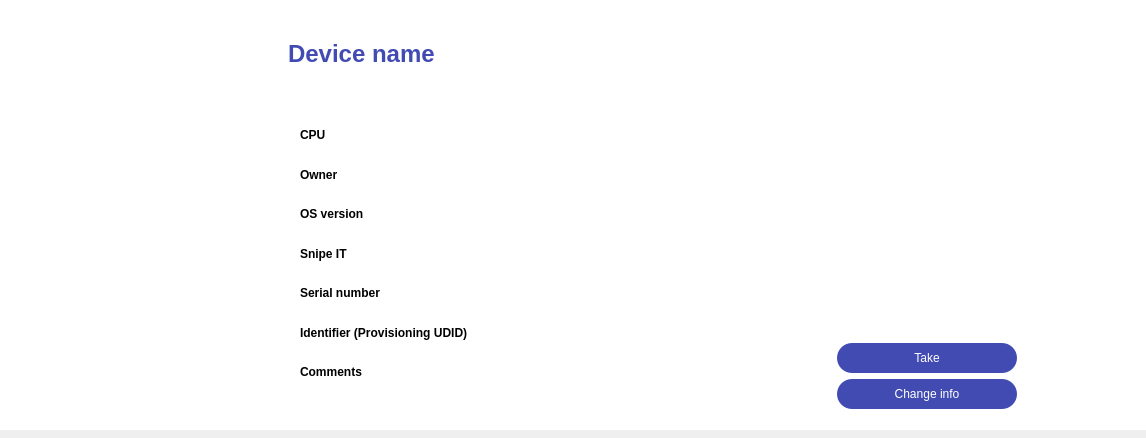
The window that device_info.ui (fedulovs/InventoryUI) describes before a commit, drawn with Qt 5.
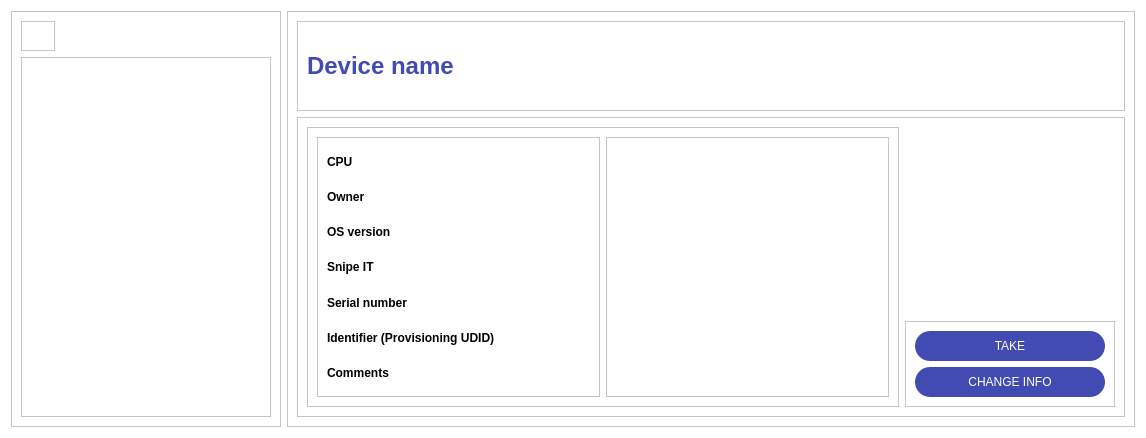
The same window after the commit. Icons and pictures are not drawn.

Diff of the .ui file:
```diff
--- a/device_info.ui
+++ b/device_info.ui
@@ -13,277 +13,387 @@
         <property name="windowTitle">
             <string>Dialog</string>
         </property>
-        <widget class="QWidget" name="background" native="true">
-            <property name="geometry">
-                <rect>
-                    <x>-1</x>
-                    <y>-1</y>
-                    <width>1151</width>
-                    <height>431</height>
-                </rect>
-            </property>
             <property name="styleSheet">
                 <string notr="true">background-color: white</string>
             </property>
-            <widget class="QWidget" name="widget" native="true">
-                <property name="geometry">
-                    <rect>
-                        <x>9</x>
-                        <y>9</y>
-                        <width>270</width>
-                        <height>411</height>
-                    </rect>
-                </property>
-            </widget>
-            <widget class="QWidget" name="widget_2" native="true">
-                <property name="geometry">
-                    <rect>
-                        <x>259</x>
-                        <y>9</y>
-                        <width>881</width>
-                        <height>411</height>
-                    </rect>
-                </property>
-                <widget class="QWidget" name="horizontalLayoutWidget">
-                    <property name="geometry">
-                        <rect>
-                            <x>29</x>
-                            <y>110</y>
-                            <width>851</width>
-                            <height>301</height>
-                        </rect>
-                    </property>
                     <layout class="QHBoxLayout" name="horizontalLayout">
                         <item>
-                            <layout class="QVBoxLayout" name="left_layout">
+                <widget class="QFrame" name="image_frame">
+                    <property name="sizePolicy">
+                        <sizepolicy hsizetype="Fixed" vsizetype="Preferred">
+                            <horstretch>0</horstretch>
+                            <verstretch>0</verstretch>
+                        </sizepolicy>
+                    </property>
+                    <property name="minimumSize">
+                        <size>
+                            <width>270</width>
+                            <height>411</height>
+                        </size>
+                    </property>
+                    <property name="frameShape">
+                        <enum>QFrame::StyledPanel</enum>
+                    </property>
+                    <property name="frameShadow">
+                        <enum>QFrame::Raised</enum>
+                    </property>
+                    <layout class="QVBoxLayout" name="verticalLayout_6">
+                        <item alignment="Qt::AlignLeft">
+                            <widget class="QFrame" name="frame">
+                                <property name="sizePolicy">
+                                    <sizepolicy hsizetype="Preferred" vsizetype="Minimum">
+                                        <horstretch>0</horstretch>
+                                        <verstretch>0</verstretch>
+                                    </sizepolicy>
+                                </property>
+                                <property name="minimumSize">
+                                    <size>
+                                        <width>30</width>
+                                        <height>30</height>
+                                    </size>
+                                </property>
+                                <property name="frameShape">
+                                    <enum>QFrame::StyledPanel</enum>
+                                </property>
+                                <property name="frameShadow">
+                                    <enum>QFrame::Raised</enum>
+                                </property>
+                                <layout class="QHBoxLayout" name="horizontalLayout_4">
                                 <property name="leftMargin">
-                                    <number>13</number>
-                                </property>
+                                        <number>0</number>
+                                    </property>
+                                    <property name="topMargin">
+                                        <number>0</number>
+                                    </property>
+                                    <property name="rightMargin">
+                                        <number>0</number>
+                                    </property>
+                                    <property name="bottomMargin">
+                                        <number>0</number>
+                                    </property>
                                 <item>
-                                    <widget class="QLabel" name="cpu">
+                                        <widget class="QPushButton" name="back_button">
+                                            <property name="cursor">
+                                                <cursorShape>PointingHandCursor</cursorShape>
+                                            </property>
+                                            <property name="styleSheet">
+                                                <string notr="true">color: white; border: none</string>
+                                            </property>
+                                            <property name="text">
+                                                <string/>
+                                            </property>
+                                            <property name="icon">
+                                                <iconset resource="icons/icons.qrc">
+                                                    <normaloff>:/arrow-left.svg</normaloff>:/arrow-left.svg
+                                                </iconset>
+                                            </property>
+                                        </widget>
+                                    </item>
+                                </layout>
+                            </widget>
+                        </item>
+                        <item>
+                            <widget class="QFrame" name="frame_5">
+                                <property name="sizePolicy">
+                                    <sizepolicy hsizetype="Preferred" vsizetype="Expanding">
+                                        <horstretch>0</horstretch>
+                                        <verstretch>0</verstretch>
+                                    </sizepolicy>
+                                </property>
+                                <property name="frameShape">
+                                    <enum>QFrame::StyledPanel</enum>
+                                </property>
+                                <property name="frameShadow">
+                                    <enum>QFrame::Raised</enum>
+                                </property>
+                            </widget>
+                        </item>
+                    </layout>
+                </widget>
+            </item>
+            <item>
+                <widget class="QFrame" name="frame_2">
+                    <property name="frameShape">
+                        <enum>QFrame::StyledPanel</enum>
+                    </property>
+                    <property name="frameShadow">
+                        <enum>QFrame::Raised</enum>
+                    </property>
+                    <layout class="QVBoxLayout" name="verticalLayout">
+                        <item>
+                            <widget class="QFrame" name="title_frame">
+                                <property name="sizePolicy">
+                                    <sizepolicy hsizetype="Preferred" vsizetype="Fixed">
+                                        <horstretch>0</horstretch>
+                                        <verstretch>0</verstretch>
+                                    </sizepolicy>
+                                </property>
+                                <property name="minimumSize">
+                                    <size>
+                                        <width>0</width>
+                                        <height>90</height>
+                                    </size>
+                                </property>
+                                <property name="frameShape">
+                                    <enum>QFrame::StyledPanel</enum>
+                                </property>
+                                <property name="frameShadow">
+                                    <enum>QFrame::Raised</enum>
+                                </property>
+                                <layout class="QVBoxLayout" name="verticalLayout_3">
+                                    <item>
+                                        <widget class="QLabel" name="device_name">
                                         <property name="font">
                                             <font>
+                                                    <pointsize>18</pointsize>
                                                 <weight>75</weight>
                                                 <bold>true</bold>
                                             </font>
                                         </property>
+                                            <property name="styleSheet">
+                                                <string notr="true">color: #414BB2</string>
+                                            </property>
+                                            <property name="text">
+                                                <string>Device name</string>
+                                            </property>
+                                        </widget>
+                                    </item>
+                                </layout>
+                            </widget>
+                        </item>
+                        <item>
+                            <widget class="QFrame" name="frame_4">
+                                <property name="frameShape">
+                                    <enum>QFrame::StyledPanel</enum>
+                                </property>
+                                <property name="frameShadow">
+                                    <enum>QFrame::Raised</enum>
+                                </property>
+                                <layout class="QHBoxLayout" name="horizontalLayout_2">
+                                    <item>
+                                        <widget class="QFrame" name="frame_3">
+                                            <property name="frameShape">
+                                                <enum>QFrame::StyledPanel</enum>
+                                            </property>
+                                            <property name="frameShadow">
+                                                <enum>QFrame::Raised</enum>
+                                            </property>
+                                            <layout class="QHBoxLayout" name="horizontalLayout_3">
+                                                <item>
+                                                    <widget class="QFrame" name="names_container">
+                                                        <property name="styleSheet">
+                                                            <string notr="true">font-weight: bold</string>
+                                                        </property>
+                                                        <property name="frameShape">
+                                                            <enum>QFrame::StyledPanel</enum>
+                                                        </property>
+                                                        <property name="frameShadow">
+                                                            <enum>QFrame::Raised</enum>
+                                                        </property>
+                                                        <layout class="QVBoxLayout" name="verticalLayout_4">
+                                                            <item>
+                                                                <widget class="QLabel" name="cpu_label">
                                         <property name="text">
                                             <string>CPU</string>
                                         </property>
                                     </widget>
                                 </item>
                                 <item>
-                                    <widget class="QLabel" name="owner">
-                                        <property name="font">
-                                            <font>
-                                                <weight>75</weight>
-                                                <bold>true</bold>
-                                            </font>
-                                        </property>
+                                                                <widget class="QLabel" name="owner_label">
                                         <property name="text">
                                             <string>Owner</string>
                                         </property>
                                     </widget>
                                 </item>
                                 <item>
-                                    <widget class="QLabel" name="os_version">
-                                        <property name="font">
-                                            <font>
-                                                <weight>75</weight>
-                                                <bold>true</bold>
-                                            </font>
-                                        </property>
+                                                                <widget class="QLabel" name="os_version_label">
                                         <property name="text">
                                             <string>OS version</string>
                                         </property>
                                     </widget>
                                 </item>
                                 <item>
-                                    <widget class="QLabel" name="snipe_it">
-                                        <property name="font">
-                                            <font>
-                                                <weight>75</weight>
-                                                <bold>true</bold>
-                                            </font>
-                                        </property>
+                                                                <widget class="QLabel" name="snipe_it_label">
                                         <property name="text">
                                             <string>Snipe IT</string>
                                         </property>
                                     </widget>
                                 </item>
                                 <item>
-                                    <widget class="QLabel" name="serial_number">
-                                        <property name="font">
-                                            <font>
-                                                <weight>75</weight>
-                                                <bold>true</bold>
-                                            </font>
-                                        </property>
+                                                                <widget class="QLabel" name="serial_number_label">
                                         <property name="text">
                                             <string>Serial number</string>
                                         </property>
                                     </widget>
                                 </item>
                                 <item>
-                                    <widget class="QLabel" name="identifier">
-                                        <property name="font">
-                                            <font>
-                                                <weight>75</weight>
-                                                <bold>true</bold>
-                                            </font>
-                                        </property>
+                                                                <widget class="QLabel" name="identifyer_label">
                                         <property name="text">
                                             <string>Identifier (Provisioning UDID)</string>
                                         </property>
                                     </widget>
                                 </item>
                                 <item>
-                                    <widget class="QLabel" name="comments">
-                                        <property name="font">
-                                            <font>
-                                                <weight>75</weight>
-                                                <bold>true</bold>
-                                            </font>
-                                        </property>
+                                                                <widget class="QLabel" name="comments_label">
                                         <property name="text">
                                             <string>Comments</string>
                                         </property>
                                     </widget>
                                 </item>
+                                                        </layout>
+                                                    </widget>
+                                                </item>
                                 <item>
-                                    <spacer name="verticalSpacer_2">
-                                        <property name="orientation">
-                                            <enum>Qt::Vertical</enum>
-                                        </property>
-                                        <property name="sizeType">
-                                            <enum>QSizePolicy::Fixed</enum>
-                                        </property>
-                                        <property name="sizeHint" stdset="0">
-                                            <size>
-                                                <width>20</width>
-                                                <height>30</height>
-                                            </size>
-                                        </property>
-                                    </spacer>
-                                </item>
-                            </layout>
+                                                    <widget class="QFrame" name="values_container">
+                                                        <property name="styleSheet">
+                                                            <string notr="true">font-weight: bold</string>
+                                                        </property>
+                                                        <property name="frameShape">
+                                                            <enum>QFrame::StyledPanel</enum>
+                                                        </property>
+                                                        <property name="frameShadow">
+                                                            <enum>QFrame::Raised</enum>
+                                                        </property>
+                                                        <layout class="QVBoxLayout" name="verticalLayout_5">
+                                                            <item>
+                                                                <widget class="QLabel" name="cpu">
+                                                                    <property name="text">
+                                                                        <string/>
+                                                                    </property>
+                                                                </widget>
+                                                            </item>
+                                                            <item>
+                                                                <widget class="QLabel" name="owner">
+                                                                    <property name="text">
+                                                                        <string/>
+                                                                    </property>
+                                                                </widget>
                         </item>
                         <item>
-                            <layout class="QVBoxLayout" name="right_layout">
-                                <property name="sizeConstraint">
-                                    <enum>QLayout::SetFixedSize</enum>
-                                </property>
-                                <property name="bottomMargin">
-                                    <number>10</number>
-                                </property>
+                                                                <widget class="QLabel" name="os_version">
+                                                                    <property name="text">
+                                                                        <string/>
+                                                                    </property>
+                                                                </widget>
+                                                            </item>
+                                                            <item>
+                                                                <widget class="QLabel" name="snipe_it">
+                                                                    <property name="text">
+                                                                        <string/>
+                                                                    </property>
+                                                                </widget>
+                                                            </item>
                                 <item>
-                                    <spacer name="verticalSpacer">
-                                        <property name="orientation">
-                                            <enum>Qt::Vertical</enum>
-                                        </property>
-                                        <property name="sizeType">
-                                            <enum>QSizePolicy::Expanding</enum>
-                                        </property>
-                                        <property name="sizeHint" stdset="0">
-                                            <size>
-                                                <width>20</width>
-                                                <height>40</height>
-                                            </size>
-                                        </property>
-                                    </spacer>
-                                </item>
-                                <item alignment="Qt::AlignHCenter">
-                                    <widget class="QPushButton" name="take_button">
+                                                                <widget class="QLabel" name="serial_number">
+                                                                    <property name="text">
+                                                                        <string/>
+                                                                    </property>
+                                                                </widget>
+                                                            </item>
+                                                            <item>
+                                                                <widget class="QLabel" name="identifier">
+                                                                    <property name="text">
+                                                                        <string/>
+                                                                    </property>
+                                                                </widget>
+                                                            </item>
+                                                            <item>
+                                                                <widget class="QLabel" name="comments">
+                                                                    <property name="text">
+                                                                        <string/>
+                                                                    </property>
+                                                                </widget>
+                                                            </item>
+                                                        </layout>
+                                                    </widget>
+                                                </item>
+                                            </layout>
+                                        </widget>
+                                    </item>
+                                    <item alignment="Qt::AlignBottom">
+                                        <widget class="QFrame" name="buttons">
                                         <property name="sizePolicy">
-                                            <sizepolicy hsizetype="Fixed" vsizetype="Fixed">
+                                                <sizepolicy hsizetype="Fixed" vsizetype="Preferred">
                                                 <horstretch>0</horstretch>
                                                 <verstretch>0</verstretch>
                                             </sizepolicy>
                                         </property>
                                         <property name="minimumSize">
                                             <size>
-                                                <width>180</width>
-                                                <height>30</height>
-                                            </size>
-                                        </property>
-                                        <property name="maximumSize">
+                                                    <width>210</width>
+                                                    <height>0</height>
+                                                </size>
+                                            </property>
+                                            <property name="styleSheet">
+                                                <string notr="true">
+                                                </string>
+                                            </property>
+                                            <property name="frameShape">
+                                                <enum>QFrame::StyledPanel</enum>
+                                            </property>
+                                            <property name="frameShadow">
+                                                <enum>QFrame::Raised</enum>
+                                            </property>
+                                            <layout class="QVBoxLayout" name="verticalLayout_2">
+                                                <item>
+                                                    <widget class="QPushButton" name="take_device_button">
+                                                        <property name="minimumSize">
                                             <size>
-                                                <width>180</width>
-                                                <height>16777215</height>
-                                            </size>
-                                        </property>
+                                                                <width>0</width>
+                                                                <height>30</height>
+                                                            </size>
+                                                        </property>
+                                                        <property name="cursor">
+                                                            <cursorShape>PointingHandCursor</cursorShape>
+                                                        </property>
                                         <property name="styleSheet">
-                                            <string notr="true">border-radius : 15; border: 2 px solid black;
-                                                background-color :
-                                                #414BB2; color: white
+                                                            <string notr="true">border-radius : 15; border: 2 px solid
+                                                                black;
+                                                                background-color :
+                                                                #414BB2; color: white
                                             </string>
                                         </property>
                                         <property name="text">
-                                            <string>Take</string>
+                                                            <string>TAKE</string>
                                         </property>
                                     </widget>
                                 </item>
-                                <item alignment="Qt::AlignHCenter|Qt::AlignBottom">
+                                                <item>
                                     <widget class="QPushButton" name="change_info_button">
-                                        <property name="sizePolicy">
-                                            <sizepolicy hsizetype="Fixed" vsizetype="Fixed">
-                                                <horstretch>0</horstretch>
-                                                <verstretch>0</verstretch>
-                                            </sizepolicy>
-                                        </property>
                                         <property name="minimumSize">
                                             <size>
-                                                <width>180</width>
+                                                                <width>0</width>
                                                 <height>30</height>
                                             </size>
                                         </property>
-                                        <property name="maximumSize">
-                                            <size>
-                                                <width>180</width>
-                                                <height>16777215</height>
-                                            </size>
+                                                        <property name="cursor">
+                                                            <cursorShape>PointingHandCursor</cursorShape>
                                         </property>
                                         <property name="styleSheet">
-                                            <string notr="true">border-radius : 15; border: 2 px solid black;
-                                                background-color :
-                                                #414BB2; color: white
+                                                            <string notr="true">border-radius : 15; border: 2 px solid
+                                                                black;
+                                                                background-color :
+                                                                #414BB2; color: white
                                             </string>
                                         </property>
                                         <property name="text">
-                                            <string>Change info</string>
+                                                            <string>CHANGE INFO</string>
                                         </property>
                                     </widget>
                                 </item>
                             </layout>
+                                        </widget>
                         </item>
                     </layout>
                 </widget>
-                <widget class="QLabel" name="device_name">
-                    <property name="geometry">
-                        <rect>
-                            <x>30</x>
-                            <y>0</y>
-                            <width>841</width>
-                            <height>91</height>
-                        </rect>
-                    </property>
-                    <property name="font">
-                        <font>
-                            <pointsize>18</pointsize>
-                            <weight>75</weight>
-                            <bold>true</bold>
-                        </font>
-                    </property>
-                    <property name="styleSheet">
-                        <string notr="true">color: #414BB2</string>
-                    </property>
-                    <property name="text">
-                        <string>Device name</string>
-                    </property>
+                        </item>
+                    </layout>
                 </widget>
-            </widget>
-        </widget>
-    </widget>
-    <resources/>
+            </item>
+        </layout>
+    </widget>
+    <resources>
+        <include location="icons/icons.qrc"/>
+    </resources>
     <connections/>
 </ui>
```
Lines whose indentation alone changed are shown as unchanged.
